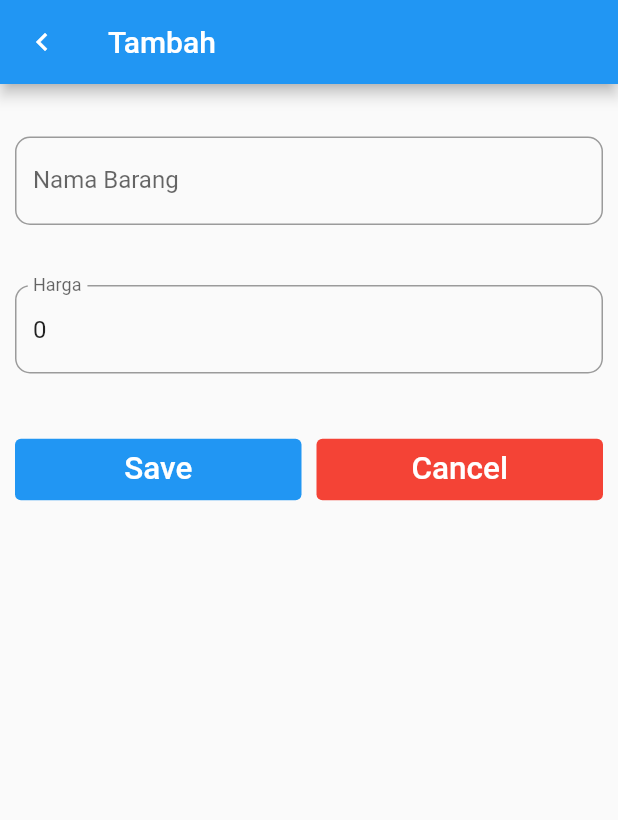
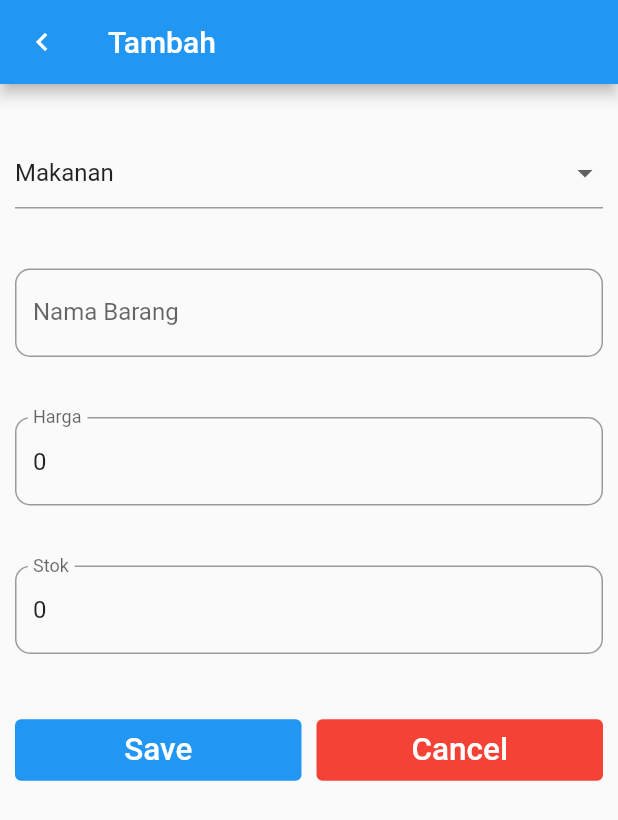
Before and after one commit to HalimTeguh/Pemrograman_Mobile, a Flutter app: the screen it shows after launch, after a tap on "Tambah Item", on a phone screen of 412 x 824 dp. Shown: the top 820 px of the screen. Run offline on Flutter 3.47's test engine with Material 2 defaults, Android fonts, the phone set to English and light mode, and no system bars; our stand-ins replace dio, sqflite; accounts and stored records are empty.

Commit message:
Menyelesaikan Tugas SQFLITE FLUTTER

```diff
--- a/Pertemuan 6/sqlite_flutter/lib/helpers/dbhelper.dart
+++ b/Pertemuan 6/sqlite_flutter/lib/helpers/dbhelper.dart
@@ -31,10 +31,10 @@ class DbHelper {
     //Untuk menentukan nama database dan lokasi yang dibuat
     Directory directory = await getApplicationDocumentsDirectory();
 
-    String path = directory.path + "item.db";
+    String path = directory.path + "barang.db";
 
     //create, read databases
-    var itemDatabase = openDatabase(path, version: 4, onCreate: _createDb);
+    var itemDatabase = openDatabase(path, version: 5, onCreate: _createDb);
 
     //mengambalikan nilai object sebagai hasili dari fungsinya
     return itemDatabase;
@@ -46,9 +46,12 @@ class DbHelper {
       CREATE TABLE item (
         id INTEGER PRIMARY KEY AUTOINCREMENT,
         name TEXT,
-        price INTEGER)
+        kdBarang VARCHAR(255),
+        price INTEGER,
+        stok INTEGER)
         ''');
   }
+
 
   //create databases
   Future<int> insert(Item object) async {
--- a/Pertemuan 6/sqlite_flutter/lib/models/item.dart
+++ b/Pertemuan 6/sqlite_flutter/lib/models/item.dart
@@ -1,35 +1,49 @@
 class Item {
   int? _id;
+
+  String? _kdBarang;
 
   String? _name;
 
   int? _price;
 
+  int? _stok;
+
+
+
   //Constructor 1
-  Item({required String name, required int price})
+  Item({required String name, required String kdBarang, required int price, required int stok})
       : _name = name,
-        _price = price;
+        _kdBarang = kdBarang,
+        _price = price,
+        _stok = stok;
 
   //Constructor 2
   Item.fromMap(Map<String, dynamic> map) {
     this._id = map['id'];
     this._name = map['name'];
+    this._kdBarang = map['kdBarang'];
     this._price = map['price'];
+    this._stok = map['stok'];
   }
 
   Map<String, dynamic> toMap() {
     Map<String, dynamic> map = <String, dynamic>{};
     map['id'] = this._id;
     map['name'] = name;
+    map['kdBarang'] = kdBarang;
     map['price'] = price;
+    map['stok'] = stok;
 
     return map;
   }
 
   Map<String, dynamic> toMapWithoutId() {
     final map = new Map<String, dynamic>();
-    map['id'] = this._name;
+    map['name'] = this._name;
+    map['kdBarang'] = this._kdBarang;
     map['price'] = this._price;
+    map['stok'] = this._stok;
     return map;
   }
 
@@ -45,4 +59,12 @@ class Item {
   get price => _price;
 
   set price(value) => _price = value;
+
+  get kdBarang => _kdBarang;
+
+  set kdBarang(value) => _kdBarang = value;
+
+  get stok => _stok;
+
+  set stok(value) => _stok = value;
 }
--- a/Pertemuan 6/sqlite_flutter/lib/pages/entry_form.dart
+++ b/Pertemuan 6/sqlite_flutter/lib/pages/entry_form.dart
@@ -18,13 +18,21 @@ class _EntryFormState extends State<EntryForm> {
 
   TextEditingController nameController = TextEditingController();
   TextEditingController priceController = TextEditingController();
+  TextEditingController stokController = TextEditingController();
+  TextEditingController kdBarangController = TextEditingController();
+  var listBarang = ["Makanan", "ATK", "Aksesoris"];
 
   @override
   Widget build(BuildContext context) {
-    if(item != null){
+    if (item != null) {
       nameController.text = item.name;
+      kdBarangController.text = item.kdBarang;
       priceController.text = item.price.toString();
+      stokController.text = item.stok.toString();
+    } else {
+      kdBarangController.text = listBarang.first;
     }
+    String selected = "Makanan";
 
     return Scaffold(
         appBar: AppBar(
@@ -33,78 +41,115 @@ class _EntryFormState extends State<EntryForm> {
           leading: const Icon(Icons.keyboard_arrow_left),
         ),
         body: Padding(
-        padding: const EdgeInsets.only(
-          top: 15,
-          left: 10,
-          right: 10
-        ),
+          padding: const EdgeInsets.only(top: 15, left: 10, right: 10),
           child: ListView(
             children: <Widget>[
-            //nama
+
+              //KODE BARANG
               Padding(
-              padding: const EdgeInsets.only(
-                top: 20,
-                bottom: 20
+                  padding: const EdgeInsets.only(top: 20, bottom: 20),
+                  child: DropdownButtonFormField(
+                    hint: Text("Kode Barang"),
+                    value: selected,
+                    items: listBarang.map((String kdBarang) {
+                      return DropdownMenuItem(
+                        value: kdBarang,
+                        child: Text(kdBarang)
+                      );
+                    }).toList(),
+                    onChanged: (String? value) {
+                      setState(() {
+                        selected = value!;
+                      });
+                    },
+                  )
               ),
+
+              //NAMA BARANG
+              Padding(
+                padding: const EdgeInsets.only(top: 20, bottom: 20),
                 child: TextField(
                   controller: nameController,
                   keyboardType: TextInputType.text,
                   decoration: InputDecoration(
                       labelText: "Nama Barang",
                       border: OutlineInputBorder(
-                    borderRadius: BorderRadius.circular(10)
-                  )
-                ),
-                onChanged:(value) {
-
-                },
+                          borderRadius: BorderRadius.circular(10))),
+                  onChanged: (value) {},
                 ),
               ),
 
-            //harga
+
+              // Padding(
+              //     padding: const EdgeInsets.only(top: 20, bottom: 20),
+              //     child: DropdownButton(
+              //       value: selected,
+              //       items: listBarang.map((String kdBarang) {
+              //         return DropdownMenuItem(
+              //           value: kdBarang,
+              //           child: Text(kdBarang),
+              //         );
+              //       }).toList(),
+              //       onChanged: (String? value){
+              //         setState(() {
+              //           selected = value!;
+              //         });
+              //       })
+              //   ),
+
+              //HARGA BARANG
               Padding(
-              padding: const EdgeInsets.only(
-                top: 20,
-                bottom: 20
-              ),
+                padding: const EdgeInsets.only(top: 20, bottom: 20),
                 child: TextField(
                   controller: priceController,
                   keyboardType: TextInputType.number,
                   decoration: InputDecoration(
                       labelText: "Harga",
                       border: OutlineInputBorder(
-                    borderRadius: BorderRadius.circular(10)
-                  )
-                ),
-                onChanged:(value) {
-
-                },
+                          borderRadius: BorderRadius.circular(10))),
+                  onChanged: (value) {},
                 ),
               ),
+
+              //STOK BARANG
               Padding(
-              padding: const EdgeInsets.only(
-                top: 20,
-                bottom: 20
+                padding: const EdgeInsets.only(top: 20, bottom: 20),
+                child: TextField(
+                  controller: stokController,
+                  keyboardType: TextInputType.number,
+                  decoration: InputDecoration(
+                      labelText: "Stok",
+                      border: OutlineInputBorder(
+                          borderRadius: BorderRadius.circular(10))),
+                  onChanged: (value) {},
                 ),
+              ),
+
+
+
+              Padding(
+                padding: const EdgeInsets.only(top: 20, bottom: 20),
                 child: Row(
                   children: <Widget>[
                     //tombol simpan
                     Expanded(
                       child: TextButton(
                         style: const ButtonStyle(
-                        backgroundColor: MaterialStatePropertyAll<Color>(Colors.blue)
-                      ),
+                            backgroundColor:
+                                MaterialStatePropertyAll<Color>(Colors.blue)),
                         child: const Text(
                           "Save",
                           textScaleFactor: 1.5,
-                        style: TextStyle(
-                          color: Colors.white
-                        ),
+                          style: TextStyle(color: Colors.white),
                         ),
                         onPressed: () async {
                           if (item == null) {
                             // tambah data
-                            item = Item(name: nameController.text, price:int.parse(priceController.text));
+                            item = Item(
+                                name: nameController.text,
+                                kdBarang: kdBarangController.text,
+                                price: int.parse(priceController.text),
+                                stok: int.parse(stokController.text));
                           } else {
                             // ubah data
                             item.name = nameController.text;
@@ -114,18 +159,18 @@ class _EntryFormState extends State<EntryForm> {
                         },
                       ),
                     ),
-                  const SizedBox(width: 10,),
+                    const SizedBox(
+                      width: 10,
+                    ),
                     Expanded(
                       child: TextButton(
                         style: const ButtonStyle(
-                        backgroundColor: MaterialStatePropertyAll<Color>(Colors.red)
-                      ),
+                            backgroundColor:
+                                MaterialStatePropertyAll<Color>(Colors.red)),
                         child: const Text(
                           "Cancel",
                           textScaleFactor: 1.5,
-                        style: TextStyle(
-                          color: Colors.white
-                        ),
+                          style: TextStyle(color: Colors.white),
                         ),
                         onPressed: () {
                           Navigator.pop(context);
@@ -137,7 +182,6 @@ class _EntryFormState extends State<EntryForm> {
               )
             ],
           ),
-      )
-    );
+        ));
   }
 }
--- a/Pertemuan 6/sqlite_flutter/lib/pages/home_page.dart
+++ b/Pertemuan 6/sqlite_flutter/lib/pages/home_page.dart
@@ -57,7 +57,7 @@ class _HomePageState extends State<HomePage> {
                   ),
                   onPressed: () async {
                     var item = await navigateToEntryForm(
-                      context, Item(name: "", price: 0));
+                      context, Item(name: "", kdBarang: "", price: 0, stok: 0));
 
                     if (item != null) {
                       int result = await dbHelper.insert(item);
```
Also changed, not shown: Pertemuan 6/sqlite_flutter/lib/assets/entryForm.jpg (added), Pertemuan 6/sqlite_flutter/lib/assets/garam.jpg (deleted), Pertemuan 6/sqlite_flutter/lib/assets/gula.jpg (deleted), Pertemuan 6/sqlite_flutter/lib/assets/homeNew.jpg (added), Pertemuan 6/sqlite_flutter/lib/assets/homePage.jpg (added), Pertemuan 6/sqlite_flutter/lib/assets/homePage.png (deleted), Pertemuan 6/sqlite_flutter/lib/assets/itemPage.png (deleted), 1 other file. Lines whose indentation alone changed are shown as unchanged.
